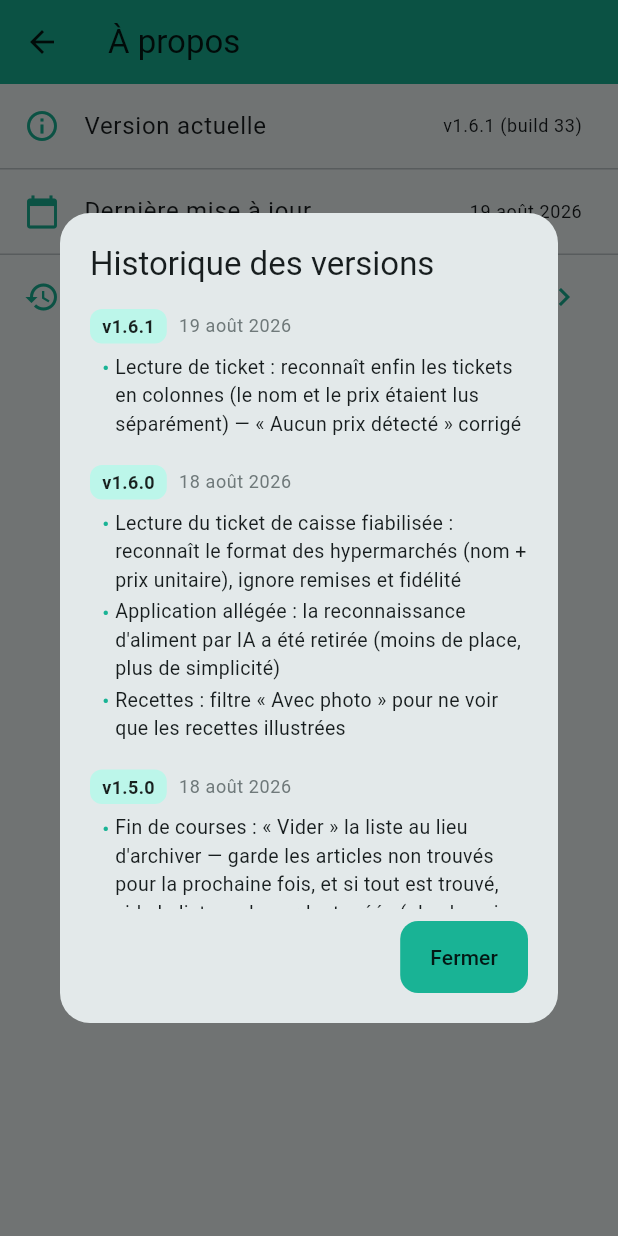
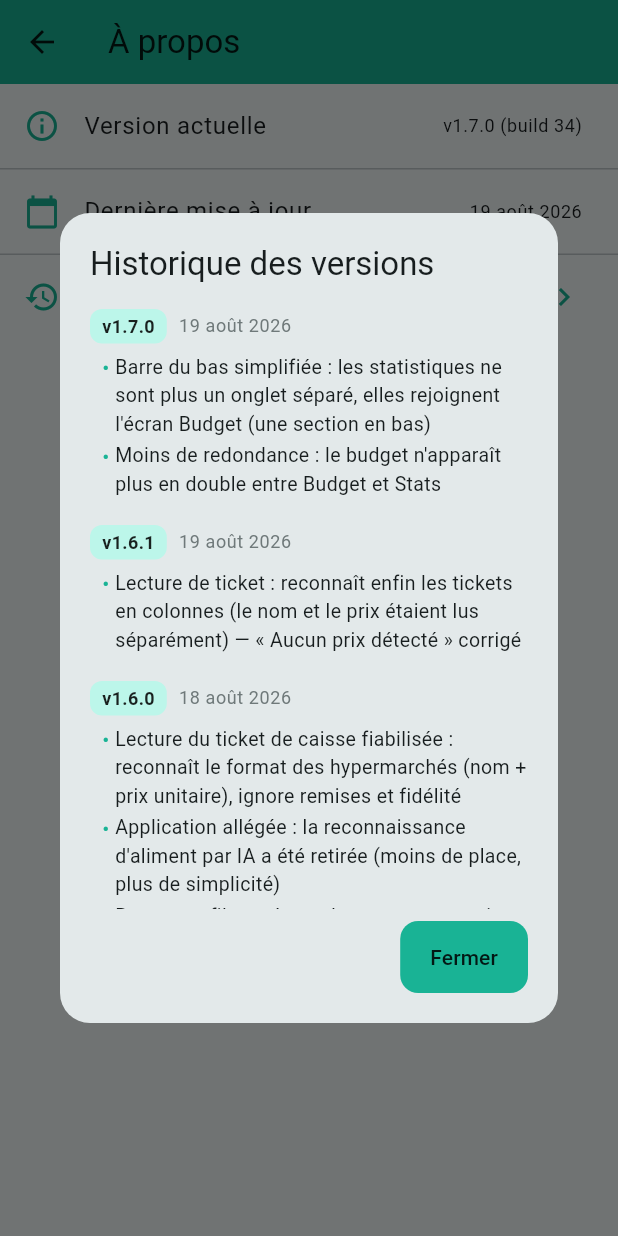
Before and after one commit to jeremygeorgesdurand-dev/SmartCart, a Flutter app: the AProposScreen screen opened directly, after a tap on "Historique des versions", on a phone screen of 412 x 824 dp. Run offline on Flutter 3.47's test engine with Material 3 defaults, Android fonts, the phone set to English and light mode, and no system bars; our stand-ins replace cloud_firestore, file_picker, firebase_auth, firebase_core, firebase_crashlytics, firebase_messaging and 14 more; missing offline and left inert: firebase_app_check, google_mlkit_text_recognition, mobile_scanner; accounts and stored records are empty; project files that could hold a hidden picture were left out.

Commit message:
Simplification : les Stats rejoignent l'écran Budget (v1.7.0)
La barre du bas passe de 6 à 5 onglets : plus d'onglet « Stats » séparé. Le
contenu statistique est extrait en un widget réutilisable (StatsContenu) et
affiché dans une section « Statistiques » en bas de l'écran Budget. On en
profite pour supprimer la redondance : le budget n'apparaît plus en double
(masquerBudget cache les cartes budget déjà présentes plus haut, mais garde le
graphique d'évolution). Réglage « Afficher les statistiques » retiré (obsolète).

Tests budget adaptés (stats/suggestions neutralisées pour rester focalisés sur
la comparaison de prix).

Co-Authored-By: Claude Opus 4.8 <noreply@anthropic.com>

```diff
--- a/lib/services/version_info.dart
+++ b/lib/services/version_info.dart
@@ -3,11 +3,21 @@ class VersionInfo {
   // correctif, mineur (1.2.0 → 1.3.0) pour une nouvelle fonctionnalité. Garder
   // `version` et `buildNumber` alignés avec le champ `version:` du pubspec
   // (buildNumber = numéro après le +), et ajouter une entrée dans historique.
-  static const String version = '1.6.1';
-  static const String buildNumber = '33';
+  static const String version = '1.7.0';
+  static const String buildNumber = '34';
   static const String dateMiseAJour = '19 août 2026';
 
   static const List<Release> historique = [
+    Release(
+      version: '1.7.0',
+      date: '19 août 2026',
+      changements: [
+        'Barre du bas simplifiée : les statistiques ne sont plus un onglet '
+            'séparé, elles rejoignent l\'écran Budget (une section en bas)',
+        'Moins de redondance : le budget n\'apparaît plus en double entre '
+            'Budget et Stats',
+      ],
+    ),
     Release(
       version: '1.6.1',
       date: '19 août 2026',
--- a/pubspec.yaml
+++ b/pubspec.yaml
@@ -1,7 +1,7 @@
 name: smartcart
 description: Application de liste de courses intelligente
 publish_to: 'none'
-version: 1.6.1+33
+version: 1.7.0+34
 
 environment:
   sdk: '>=3.0.0 <4.0.0'
```
Also changed, not shown: lib/screens/budget_screen.dart (+15 -0 lines), lib/screens/fonctionnalites_screen.dart (+2 -13 lines), lib/screens/home_screen.dart (+2 -11 lines), lib/screens/stats_screen.dart (+27 -32 lines), 1 other file.
